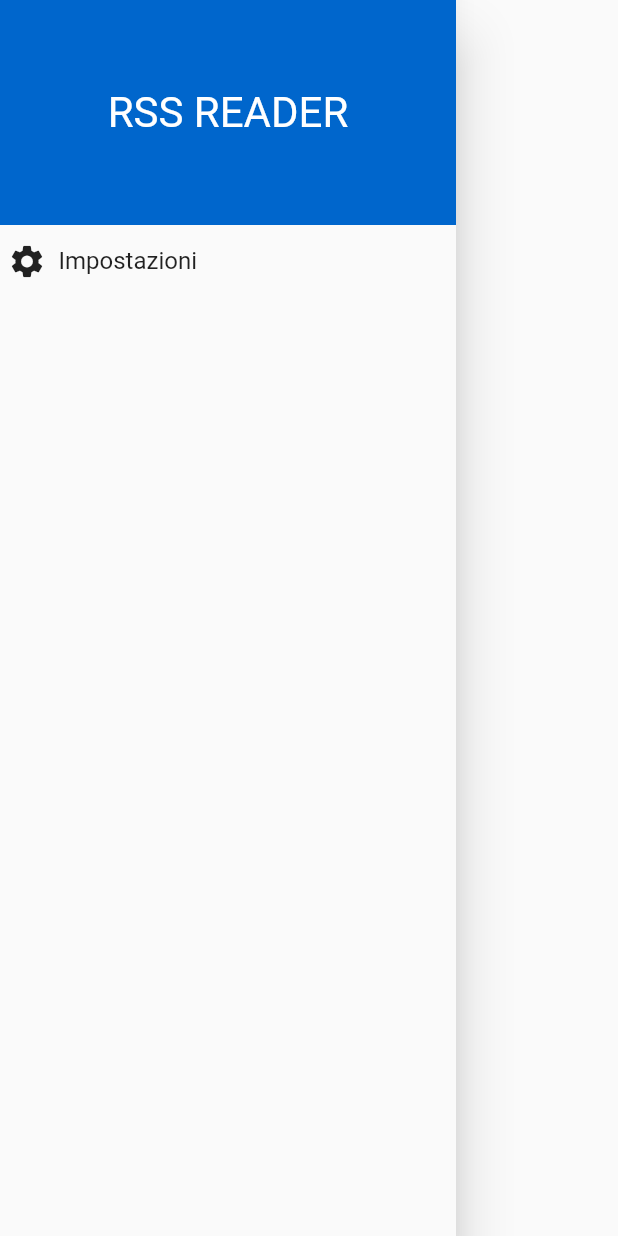
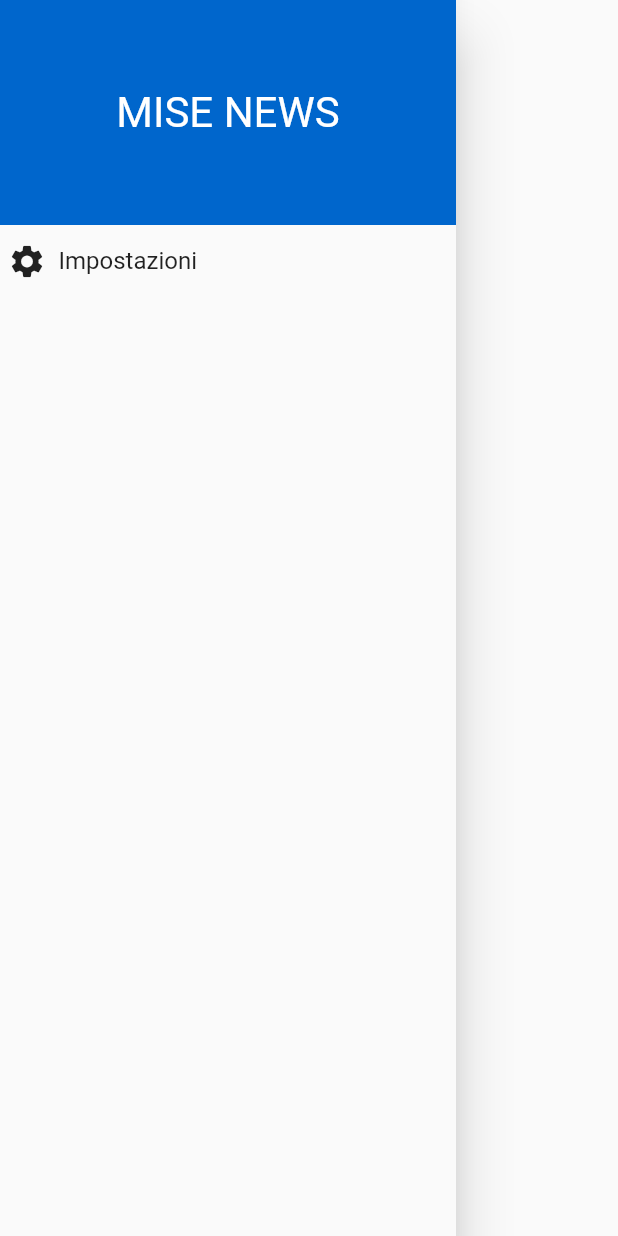
Before and after one commit to manuelbosi/rss-reader, a Flutter app: the SideMenu widget shown alone on an empty page, opened directly, on a phone screen of 412 x 824 dp. Run offline on Flutter 3.47's test engine with Material 2 defaults, Android fonts, the phone set to English and light mode, and no system bars; our stand-ins replace flutter_local_notifications, shared_preferences; missing offline and left inert: webfeed, workmanager; accounts and stored records are empty; network calls fail.

```diff
--- a/lib/components/feeds_list.dart
+++ b/lib/components/feeds_list.dart
@@ -19,6 +19,7 @@ Widget buildFeedList(getFeedsFuture) {
             );
           case ConnectionState.done:
             return ListView.builder(
+              physics: const BouncingScrollPhysics(),
               itemCount: feeds.length,
               itemBuilder: (BuildContext context, int index) {
                 final String title = feeds[index].title;
--- a/lib/components/side_menu.dart
+++ b/lib/components/side_menu.dart
@@ -21,13 +21,14 @@ class SideMenu extends StatelessWidget {
           decoration: const BoxDecoration(color: blue),
           child: const Center(
             child: Text(
-              "RSS READER",
+              "MISE NEWS",
               style: TextStyle(fontSize: 28, color: Colors.white),
             ),
           ),
         ),
         Expanded(
           child: ListView.builder(
+            physics: const BouncingScrollPhysics(),
             padding: const EdgeInsets.symmetric(horizontal: 5),
             itemCount: menuEntries.length,
             itemBuilder: (context, index) {
```
